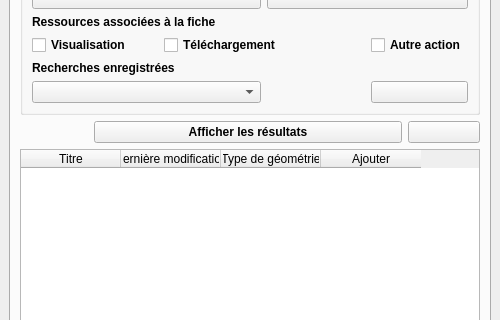
Above: isogeo_dockwidget_base.ui from isogeo/isogeo-plugin-qgis before the change; both pictures show x 0 to 500 and y 305 to 625 of the 500 by 866 pixel window. Below: the same form after it.
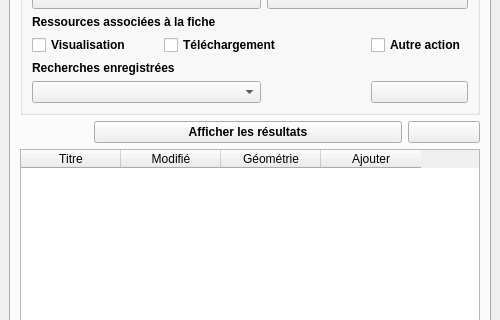
That is the form after the change. Icons and pictures are not drawn. Custom widgets are drawn as their Qt base class.

What changed in the file:
```diff
--- a/isogeo_dockwidget_base.ui
+++ b/isogeo_dockwidget_base.ui
@@ -367,12 +367,12 @@
           </column>
           <column>
            <property name="text">
-            <string>Dernière modification</string>
+            <string>Modifié</string>
            </property>
           </column>
           <column>
            <property name="text">
-            <string>Type de géométrie</string>
+            <string>Géométrie</string>
            </property>
           </column>
           <column>
```
Left out of the diff: 6 changed lines with no effect on the pictures.
